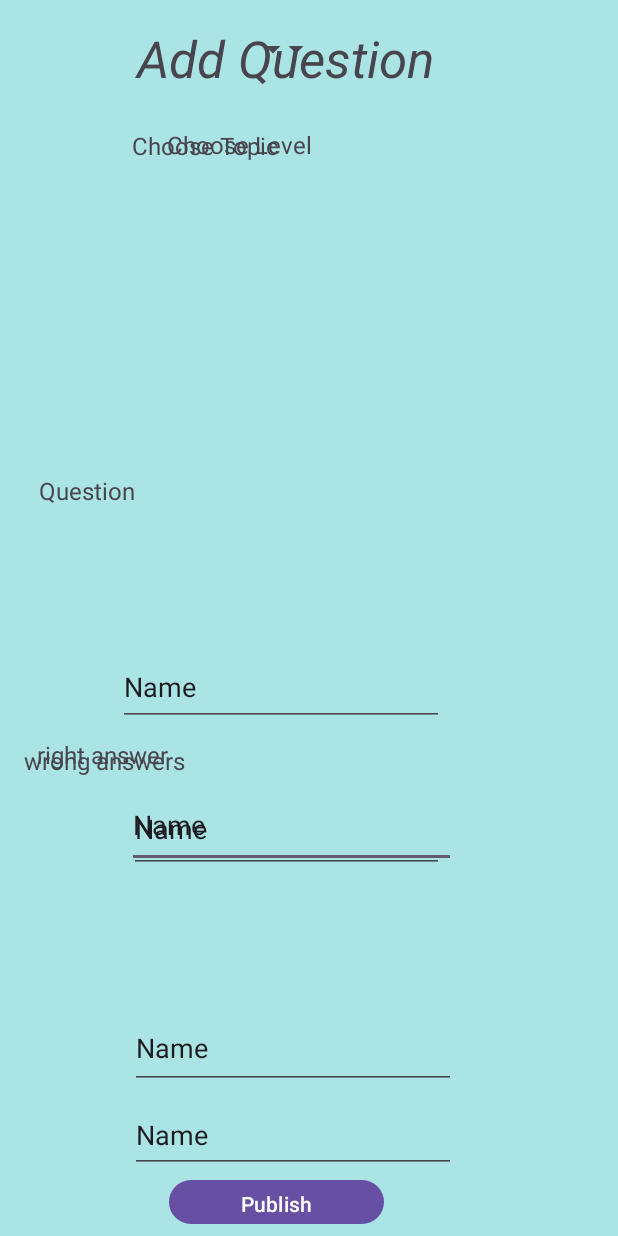
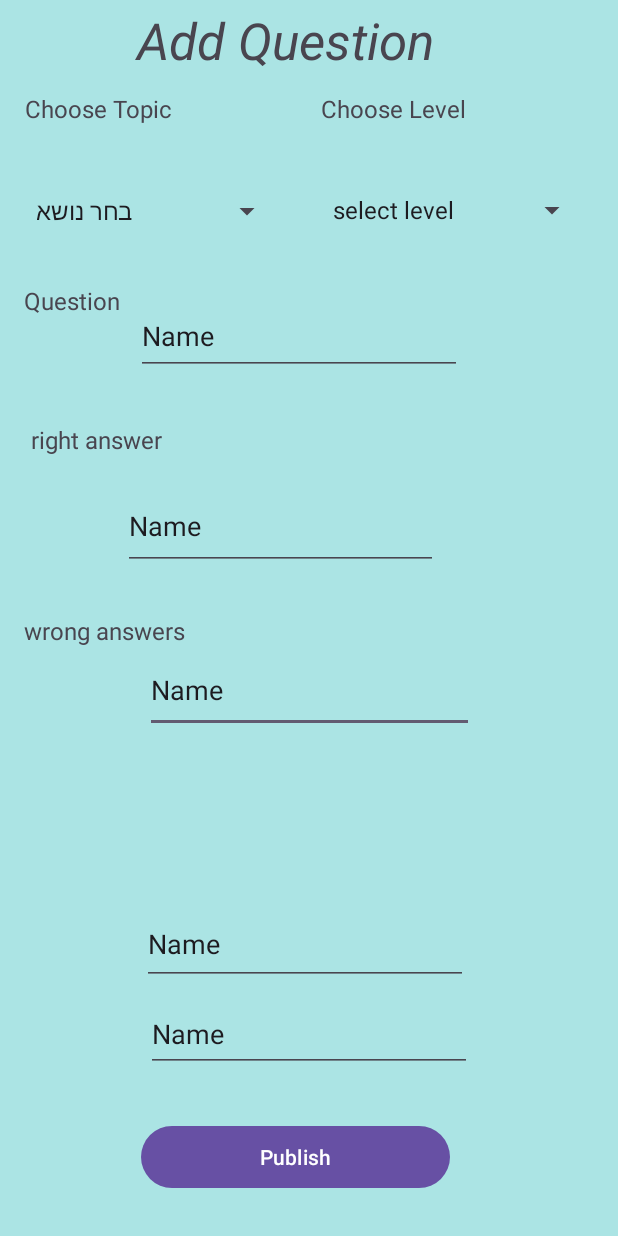
Before and after one commit to linoy510/MyApplication2, an Android app: the MainActivityPublish screen opened directly, with no data from a screen before it, on a phone screen of 412 x 824 dp. Run offline under Robolectric (Android 15) with nearby library versions, the phone set to English and light mode, and no system bars.

Commit message:
לעצב את הפבליש

```diff
--- a/app/src/main/java/com/example/myapplication/GameActivity1.java
+++ b/app/src/main/java/com/example/myapplication/GameActivity1.java
@@ -118,8 +118,10 @@ public class GameActivity1 extends AppCompatActivity implements View.OnClickList
 
         if(currentQuestion.checkAnswer(s))
         {
+            Toast.makeText(GameActivity1.this, "you are right!", Toast.LENGTH_SHORT).show();
             counter++;
         }
+        else Toast.makeText(GameActivity1.this, "you are wrong", Toast.LENGTH_SHORT).show();
         countQ++;
       //  Intent intent = new Intent(GameActivity1.this, GameActivity1.class);
        // startActivity(intent);
--- a/app/src/main/java/com/example/myapplication/MainActivityPublish.java
+++ b/app/src/main/java/com/example/myapplication/MainActivityPublish.java
@@ -3,27 +3,52 @@ package com.example.myapplication;
 import androidx.appcompat.app.AppCompatActivity;
 
 import android.os.Bundle;
+import android.view.View;
+import android.widget.AdapterView;
+import android.widget.ArrayAdapter;
 import android.widget.Spinner;
 
 import java.util.ArrayList;
 import java.util.List;
 
-public class MainActivityPublish extends AppCompatActivity {
+public class MainActivityPublish extends AppCompatActivity implements AdapterView.OnItemSelectedListener {
+    Spinner spTopic;
+    ArrayList<String> Topics;
+    Spinner spLevel;
+    ArrayList<String> Levels;
+    @Override
+    protected void onCreate(Bundle savedInstanceState) {
+        super.onCreate(savedInstanceState);
+        setContentView(R.layout.activity_main_publish);
+        spTopic = (Spinner) (findViewById(R.id.spinnerTopic));
+        Topics = new ArrayList<String>();
+        Topics.add("בחר נושא");
+        Topics.add("חיות");
+        Topics.add("אוכל");
+        Topics.add("ארץ ישראל");
+        ArrayAdapter<String> dataAdapter1 = new ArrayAdapter<String>(this, android.R.layout.simple_spinner_dropdown_item, Topics);
+        spTopic.setAdapter(dataAdapter1);
+        spTopic.setOnItemSelectedListener(this);
+        spLevel = (Spinner) (findViewById(R.id.spLevel));
+        Levels = new ArrayList<String>();
+        Levels.add("select level");
+        Levels.add("Level 1");
+        Levels.add("Level 2");
+        Levels.add("Level 3");
+        ArrayAdapter<String> dataAdapter2 = new ArrayAdapter<String>(this, android.R.layout.simple_spinner_dropdown_item, Levels);
+        spLevel.setAdapter(dataAdapter2);
+        spLevel.setOnItemSelectedListener(this);
+    }
 
     @Override
-    protected void onCreate(Bundle savedInstanceState) {
-        Spinner spinner;
+    public void onItemSelected(AdapterView<?> parent, View view, int position, long id)
+    {
 
-        List<String> smartphones;
-        super.onCreate(savedInstanceState);
-        setContentView(R.layout.activity_main_publish);
-        // Spinner element
-        spinner = (Spinner) findViewById(R.id.spinner);
-        // Spinner Drop down elements
+    }
 
-        smartphones = new ArrayList<String>();
-        smartphones.add("חיות");
-        smartphones.add("אוכל");
-        smartphones.add("ארץ ישראל");
+    @Override
+    public void onNothingSelected(AdapterView<?> parent)
+    {
+
     }
 }
--- a/app/src/main/java/com/example/myapplication/MainAtv1.java
+++ b/app/src/main/java/com/example/myapplication/MainAtv1.java
@@ -55,7 +55,13 @@ public class MainAtv1 extends AppCompatActivity implements AdapterView.OnItemSel
     }
 
     @Override
-    public void onNothingSelected(AdapterView<?> parent) {
+    public void onNothingSelected(AdapterView<?> parent)
+    {
+    }
 
+    public void onClicked(View view)
+    {
+        Intent intent = new Intent(MainAtv1.this, MainActivityPublish.class);
+        startActivity(intent);
     }
 }
--- a/app/src/main/res/layout/activity_game1.xml
+++ b/app/src/main/res/layout/activity_game1.xml
@@ -11,8 +11,8 @@
     <TextView
 
         android:id="@+id/textView10"
-        android:layout_width="295dp"
-        android:layout_height="66dp"
+        android:layout_width="304dp"
+        android:layout_height="92dp"
         android:layout_marginTop="41dp"
         android:layout_marginEnd="58dp"
         android:elegantTextHeight="false"
--- a/app/src/main/res/layout/activity_main_atv1.xml
+++ b/app/src/main/res/layout/activity_main_atv1.xml
@@ -26,6 +26,7 @@
         android:layout_marginStart="100dp"
         android:layout_marginBottom="212dp"
         android:text="Online"
+        android:onClick="onClicked"
         app:layout_constraintBottom_toBottomOf="parent"
         app:layout_constraintStart_toStartOf="parent" />
 
--- a/app/src/main/res/layout/activity_main_publish.xml
+++ b/app/src/main/res/layout/activity_main_publish.xml
@@ -11,8 +11,7 @@
         android:id="@+id/editTextText3"
         android:layout_width="219dp"
         android:layout_height="57dp"
-        android:layout_marginTop="3dp"
-        android:layout_marginEnd="108dp"
+        android:layout_marginEnd="96dp"
         android:ems="10"
         android:inputType="text"
         android:text="Name"
@@ -23,31 +22,31 @@
         android:id="@+id/editTextText4"
         android:layout_width="217dp"
         android:layout_height="54dp"
-        android:layout_marginTop="188dp"
-        android:layout_marginEnd="108dp"
+        android:layout_marginEnd="100dp"
+        android:layout_marginBottom="8dp"
         android:ems="10"
         android:inputType="text"
         android:text="Name"
-        app:layout_constraintEnd_toEndOf="parent"
-        app:layout_constraintTop_toBottomOf="@+id/editTextText" />
+        app:layout_constraintBottom_toTopOf="@+id/editTextText5"
+        app:layout_constraintEnd_toEndOf="parent" />
 
     <EditText
         android:id="@+id/editTextText5"
         android:layout_width="217dp"
         android:layout_height="50dp"
-        android:layout_marginTop="248dp"
-        android:layout_marginEnd="108dp"
+        android:layout_marginEnd="97dp"
+        android:layout_marginBottom="32dp"
         android:ems="10"
         android:inputType="text"
         android:text="Name"
-        app:layout_constraintEnd_toEndOf="parent"
-        app:layout_constraintTop_toBottomOf="@+id/editTextText" />
+        app:layout_constraintBottom_toTopOf="@+id/button"
+        app:layout_constraintEnd_toEndOf="parent" />
 
     <TextView
         android:id="@+id/textView4"
         android:layout_width="219dp"
         android:layout_height="46dp"
-        android:layout_marginTop="16dp"
+        android:layout_marginTop="4dp"
         android:layout_marginEnd="112dp"
         android:text="Add Question"
         android:textAlignment="center"
@@ -57,59 +56,52 @@
         app:layout_constraintTop_toTopOf="parent" />
 
     <Spinner
-        android:id="@+id/spinner"
-        android:layout_width="221dp"
-        android:layout_height="65dp"
-        tools:layout_editor_absoluteX="83dp"
-        tools:layout_editor_absoluteY="133dp" />
+        android:id="@+id/spinnerTopic"
+        android:layout_width="172dp"
+        android:layout_height="50dp"
+        android:layout_marginTop="15dp"
+        android:layout_marginEnd="223dp"
+        app:layout_constraintEnd_toEndOf="parent"
+        app:layout_constraintTop_toBottomOf="@+id/textView5" />
 
     <TextView
         android:id="@+id/textView5"
         android:layout_width="172dp"
         android:layout_height="39dp"
-        android:layout_marginTop="24dp"
-        android:layout_marginEnd="152dp"
+        android:layout_marginTop="11dp"
+        android:layout_marginEnd="223dp"
         android:text="Choose Topic"
         android:textSize="16sp"
         app:layout_constraintEnd_toEndOf="parent"
         app:layout_constraintTop_toBottomOf="@+id/textView4" />
 
-    <TextView
-        android:id="@+id/textView6"
-        android:layout_width="wrap_content"
-        android:layout_height="wrap_content"
-        android:layout_marginTop="20dp"
-        android:layout_marginEnd="204dp"
-        android:text="Choose Level"
-        android:textSize="16sp"
+    <Spinner
+        android:id="@+id/spLevel"
+        android:layout_width="178dp"
+        android:layout_height="52dp"
+        android:layout_marginTop="13dp"
+        android:layout_marginEnd="20dp"
         app:layout_constraintEnd_toEndOf="parent"
-        app:layout_constraintTop_toBottomOf="@+id/spinner" />
-
-    <Spinner
-        android:id="@+id/spinner2"
-        android:layout_width="206dp"
-        android:layout_height="65dp"
-        tools:layout_editor_absoluteX="84dp"
-        tools:layout_editor_absoluteY="254dp" />
+        app:layout_constraintTop_toBottomOf="@+id/textView11" />
 
     <EditText
         android:id="@+id/editTextText"
         android:layout_width="217dp"
         android:layout_height="52dp"
-        android:layout_marginEnd="116dp"
-        android:layout_marginBottom="340dp"
+        android:layout_marginTop="32dp"
+        android:layout_marginEnd="104dp"
         android:ems="10"
         android:inputType="text"
         android:text="Name"
-        app:layout_constraintBottom_toBottomOf="parent"
-        app:layout_constraintEnd_toEndOf="parent" />
+        app:layout_constraintEnd_toEndOf="parent"
+        app:layout_constraintTop_toBottomOf="@+id/spLevel" />
 
     <EditText
         android:id="@+id/editTextText2"
         android:layout_width="210dp"
         android:layout_height="58dp"
-        android:layout_marginTop="40dp"
-        android:layout_marginEnd="116dp"
+        android:layout_marginTop="72dp"
+        android:layout_marginEnd="120dp"
         android:ems="10"
         android:inputType="text"
         android:text="Name"
@@ -120,8 +112,8 @@
         android:id="@+id/textView7"
         android:layout_width="wrap_content"
         android:layout_height="wrap_content"
-        android:layout_marginTop="8dp"
-        android:layout_marginEnd="300dp"
+        android:layout_marginTop="32dp"
+        android:layout_marginEnd="304dp"
         android:text="right answer"
         android:textSize="16sp"
         app:layout_constraintEnd_toEndOf="parent"
@@ -132,32 +124,43 @@
         android:layout_width="wrap_content"
         android:layout_height="wrap_content"
         android:layout_marginStart="16dp"
-        android:layout_marginTop="496dp"
+        android:layout_marginTop="29dp"
         android:text="wrong answers"
         android:textSize="16sp"
         app:layout_constraintStart_toStartOf="parent"
-        app:layout_constraintTop_toTopOf="parent" />
+        app:layout_constraintTop_toBottomOf="@+id/editTextText2" />
 
     <TextView
         android:id="@+id/textView9"
         android:layout_width="74dp"
         android:layout_height="33dp"
-        android:layout_marginTop="316dp"
-        android:layout_marginEnd="312dp"
+        android:layout_marginStart="16dp"
+        android:layout_marginTop="23dp"
         android:text="Question"
         android:textSize="16sp"
-        app:layout_constraintEnd_toEndOf="parent"
-        app:layout_constraintTop_toTopOf="parent" />
+        app:layout_constraintStart_toStartOf="parent"
+        app:layout_constraintTop_toBottomOf="@+id/spinnerTopic" />
 
     <Button
         android:id="@+id/button"
-        android:layout_width="143dp"
-        android:layout_height="37dp"
-        android:layout_marginEnd="156dp"
-        android:layout_marginBottom="4dp"
+        android:layout_width="206dp"
+        android:layout_height="49dp"
+        android:layout_marginEnd="112dp"
+        android:layout_marginBottom="28dp"
         android:text="Publish"
         android:textColorHighlight="#ABDFF6"
         android:textColorLink="#D69090"
         app:layout_constraintBottom_toBottomOf="parent"
         app:layout_constraintEnd_toEndOf="parent" />
+
+    <TextView
+        android:id="@+id/textView11"
+        android:layout_width="182dp"
+        android:layout_height="39dp"
+        android:layout_marginTop="11dp"
+        android:layout_marginEnd="16dp"
+        android:text="Choose Level"
+        android:textSize="16sp"
+        app:layout_constraintEnd_toEndOf="parent"
+        app:layout_constraintTop_toBottomOf="@+id/textView4" />
 </androidx.constraintlayout.widget.ConstraintLayout>
```
